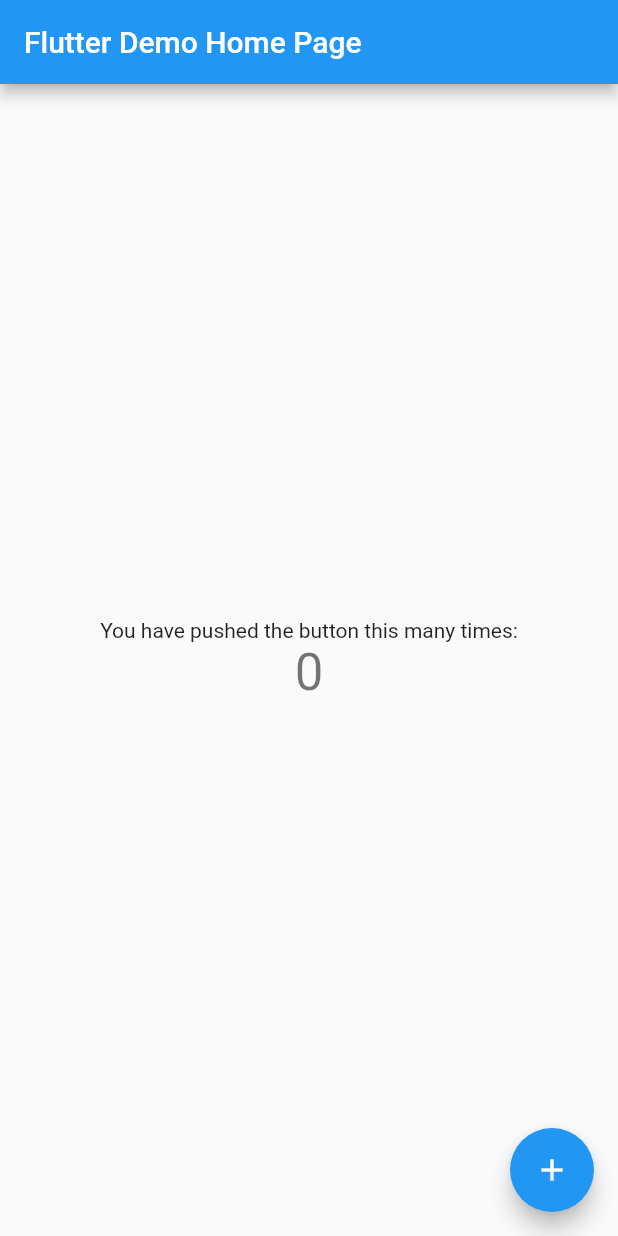
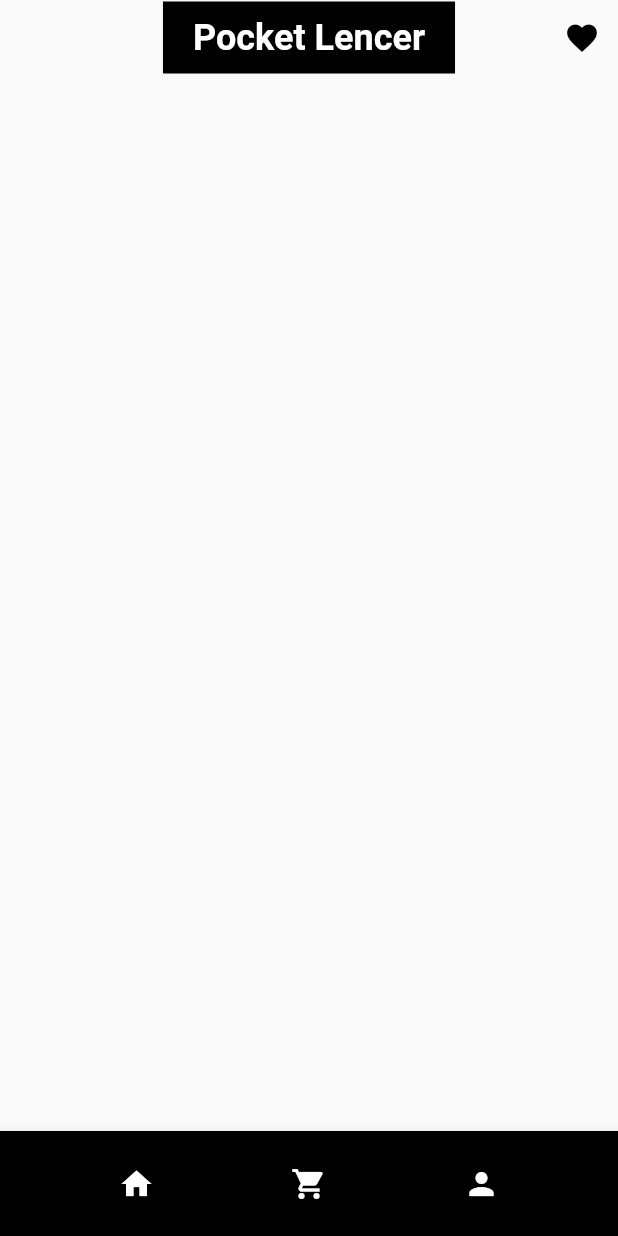
Before and after one commit to Mashfy/PocketLencerFlutter, a Flutter app: the screen it shows after launch, on a phone screen of 412 x 824 dp. Run offline on Flutter 3.47's test engine with Material 2 defaults, Android fonts, the phone set to English and light mode, and no system bars; Roboto replaces fonts that are missing (Avenir).

Commit message:
nav bar route implemented partially

```diff
--- /dev/null
+++ b/lib/config/app_router.dart
@@ -0,0 +1,32 @@
+import 'package:flutter/cupertino.dart';
+import 'package:flutter/material.dart';
+import 'package:pocket_lencer/screens/home/home_screen.dart';
+
+// ignore_for_file: avoid_print
+// ignore_for_file: no_duplicate_case_values
+// ignore_for_file: prefer_const_constructors
+class AppRouter {
+  static Route onGenerateRoute(RouteSettings settings) {
+    print('This is route: ${settings.name}');
+
+    switch (settings.name) {
+      case '/':
+        return HomeScreen.route();
+
+      case HomeScreen.routeName:
+        return HomeScreen.route();
+
+      default:
+        return _errorRoute();
+    }
+  }
+
+  static Route _errorRoute() {
+    return MaterialPageRoute(
+      settings: RouteSettings(name: '/error'),
+      builder: (_) => Scaffold(
+        appBar: AppBar(title: Text('Error')),
+      ),
+    );
+  }
+}
--- a/lib/main.dart
+++ b/lib/main.dart
@@ -1,115 +1,24 @@
 import 'package:flutter/material.dart';
+import 'package:pocket_lencer/config/app_router.dart';
+import 'package:pocket_lencer/screens/screens.dart';
 
+// ignore_for_file: prefer_const_constructors
+// ignore_for_file: sized_box_for_whitespace
+// ignore_for_file: use_key_in_widget_constructors
 void main() {
-  runApp(const MyApp());
+  runApp(MyApp());
 }
 
 class MyApp extends StatelessWidget {
-  const MyApp({Key? key}) : super(key: key);
-
-  // This widget is the root of your application.
   @override
   Widget build(BuildContext context) {
     return MaterialApp(
-      title: 'Flutter Demo',
+      title: 'Zero to unicorn',
       theme: ThemeData(
-        // This is the theme of your application.
-        //
-        // Try running your application with "flutter run". You'll see the
-        // application has a blue toolbar. Then, without quitting the app, try
-        // changing the primarySwatch below to Colors.green and then invoke
-        // "hot reload" (press "r" in the console where you ran "flutter run",
-        // or simply save your changes to "hot reload" in a Flutter IDE).
-        // Notice that the counter didn't reset back to zero; the application
-        // is not restarted.
         primarySwatch: Colors.blue,
       ),
-      home: const MyHomePage(title: 'Flutter Demo Home Page'),
+      onGenerateRoute: AppRouter.onGenerateRoute,
+      initialRoute: HomeScreen.routeName,
     );
   }
 }
-
-class MyHomePage extends StatefulWidget {
-  const MyHomePage({Key? key, required this.title}) : super(key: key);
-
-  // This widget is the home page of your application. It is stateful, meaning
-  // that it has a State object (defined below) that contains fields that affect
-  // how it looks.
-
-  // This class is the configuration for the state. It holds the values (in this
-  // case the title) provided by the parent (in this case the App widget) and
-  // used by the build method of the State. Fields in a Widget subclass are
-  // always marked "final".
-
-  final String title;
-
-  @override
-  State<MyHomePage> createState() => _MyHomePageState();
-}
-
-class _MyHomePageState extends State<MyHomePage> {
-  int _counter = 0;
-
-  void _incrementCounter() {
-    setState(() {
-      // This call to setState tells the Flutter framework that something has
-      // changed in this State, which causes it to rerun the build method below
-      // so that the display can reflect the updated values. If we changed
-      // _counter without calling setState(), then the build method would not be
-      // called again, and so nothing would appear to happen.
-      _counter++;
-    });
-  }
-
-  @override
-  Widget build(BuildContext context) {
-    // This method is rerun every time setState is called, for instance as done
-    // by the _incrementCounter method above.
-    //
-    // The Flutter framework has been optimized to make rerunning build methods
-    // fast, so that you can just rebuild anything that needs updating rather
-    // than having to individually change instances of widgets.
-    return Scaffold(
-      appBar: AppBar(
-        // Here we take the value from the MyHomePage object that was created by
-        // the App.build method, and use it to set our appbar title.
-        title: Text(widget.title),
-      ),
-      body: Center(
-        // Center is a layout widget. It takes a single child and positions it
-        // in the middle of the parent.
-        child: Column(
-          // Column is also a layout widget. It takes a list of children and
-          // arranges them vertically. By default, it sizes itself to fit its
-          // children horizontally, and tries to be as tall as its parent.
-          //
-          // Invoke "debug painting" (press "p" in the console, choose the
-          // "Toggle Debug Paint" action from the Flutter Inspector in Android
-          // Studio, or the "Toggle Debug Paint" command in Visual Studio Code)
-          // to see the wireframe for each widget.
-          //
-          // Column has various properties to control how it sizes itself and
-          // how it positions its children. Here we use mainAxisAlignment to
-          // center the children vertically; the main axis here is the vertical
-          // axis because Columns are vertical (the cross axis would be
-          // horizontal).
-          mainAxisAlignment: MainAxisAlignment.center,
-          children: <Widget>[
-            const Text(
-              'You have pushed the button this many times:',
-            ),
-            Text(
-              '$_counter',
-              style: Theme.of(context).textTheme.headline4,
-            ),
-          ],
-        ),
-      ),
-      floatingActionButton: FloatingActionButton(
-        onPressed: _incrementCounter,
-        tooltip: 'Increment',
-        child: const Icon(Icons.add),
-      ), // This trailing comma makes auto-formatting nicer for build methods.
-    );
-  }
-}
--- /dev/null
+++ b/lib/screens/home/home_screen.dart
@@ -0,0 +1,24 @@
+import 'package:flutter/material.dart';
+import 'package:pocket_lencer/widgets/widgets.dart';
+
+// ignore_for_file: prefer_const_constructors
+// ignore_for_file: sized_box_for_whitespace
+// ignore_for_file: use_key_in_widget_constructors
+class HomeScreen extends StatelessWidget {
+  static const String routeName = '/';
+
+  static Route route() {
+    return MaterialPageRoute(
+      settings: RouteSettings(name: routeName),
+      builder: (_) => HomeScreen(),
+    );
+  }
+
+  @override
+  Widget build(BuildContext context) {
+    return Scaffold(
+      appBar: CustomAppBar(title: 'Pocket Lencer'),
+      bottomNavigationBar: CustomNavBar(),
+    );
+  }
+}
--- /dev/null
+++ b/lib/screens/screens.dart
@@ -0,0 +1 @@
+export 'home/home_screen.dart';
--- /dev/null
+++ b/lib/widgets/custom_appbar.dart
@@ -0,0 +1,43 @@
+import 'package:flutter/material.dart';
+
+// ignore_for_file: prefer_const_constructors
+// ignore_for_file: sized_box_for_whitespace
+class CustomAppBar extends StatelessWidget with PreferredSizeWidget {
+  final String title;
+
+  const CustomAppBar({
+    Key? key,
+    required this.title,
+  }) : super(key: key);
+
+  @override
+  Widget build(BuildContext context) {
+    return AppBar(
+      centerTitle: true,
+      backgroundColor: Colors.transparent,
+      elevation: 0,
+      title: Container(
+        color: Colors.black,
+        padding: const EdgeInsets.symmetric(
+          horizontal: 20,
+          vertical: 10,
+        ),
+        child: Text(
+          'Pocket Lencer',
+          style: TextStyle(
+            color: Colors.white,
+            fontSize: 24,
+            fontFamily: 'Avenir',
+            fontWeight: FontWeight.bold,
+          ),
+        ),
+      ),
+      iconTheme: IconThemeData(color: Colors.black),
+      actions: [IconButton(onPressed: () {}, icon: Icon(Icons.favorite))],
+    );
+  }
+
+  @override
+  // TODO: implement preferredSize
+  Size get preferredSize => Size.fromHeight(50.0);
+}
--- /dev/null
+++ b/lib/widgets/custom_navbar.dart
@@ -0,0 +1,39 @@
+import 'package:flutter/material.dart';
+
+// ignore_for_file: prefer_const_constructors
+// ignore_for_file: sized_box_for_whitespace
+class CustomNavBar extends StatelessWidget {
+  const CustomNavBar({
+    Key? key,
+  }) : super(key: key);
+
+  @override
+  Widget build(BuildContext context) {
+    return BottomAppBar(
+      color: Colors.black,
+      child: Container(
+        height: 70,
+        child: Row(
+          mainAxisAlignment: MainAxisAlignment.spaceEvenly,
+          children: [
+            IconButton(
+                onPressed: () {
+                  Navigator.pushNamed(context, '/');
+                },
+                icon: Icon(Icons.home, color: Colors.white)),
+            IconButton(
+                onPressed: () {
+                  Navigator.pushNamed(context, '/cart');
+                },
+                icon: Icon(Icons.shopping_cart, color: Colors.white)),
+            IconButton(
+                onPressed: () {
+                  Navigator.pushNamed(context, '/user');
+                },
+                icon: Icon(Icons.person, color: Colors.white))
+          ],
+        ),
+      ),
+    );
+  }
+}
--- /dev/null
+++ b/lib/widgets/widgets.dart
@@ -0,0 +1,2 @@
+export 'custom_appbar.dart';
+export 'custom_navbar.dart';
```
